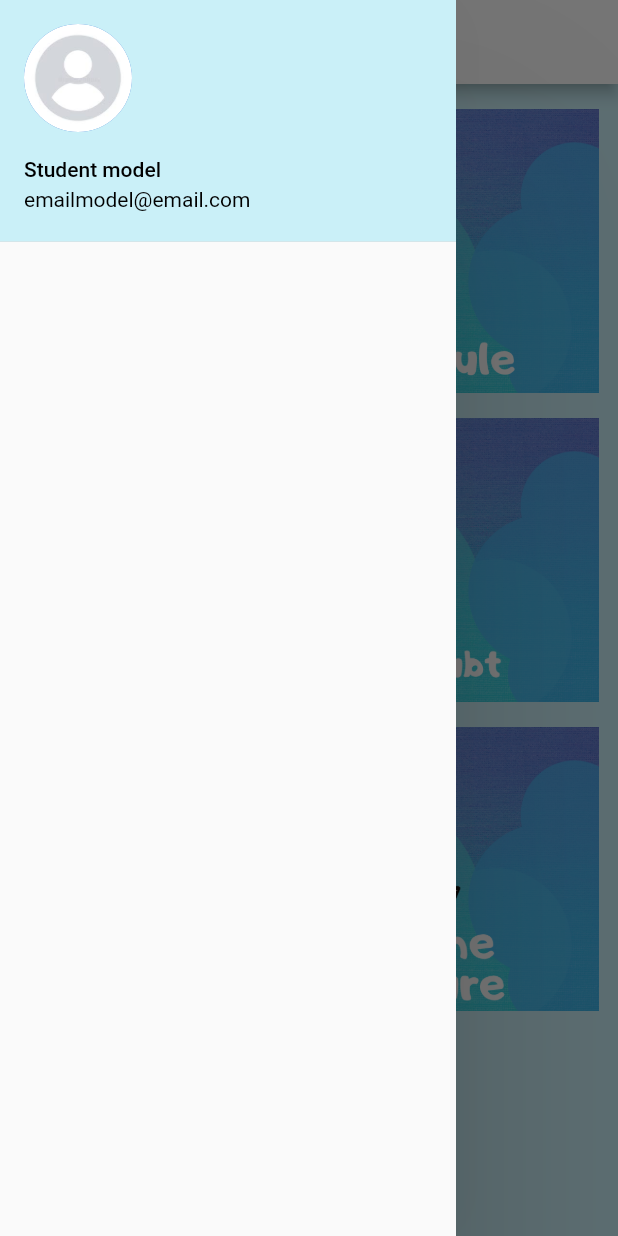
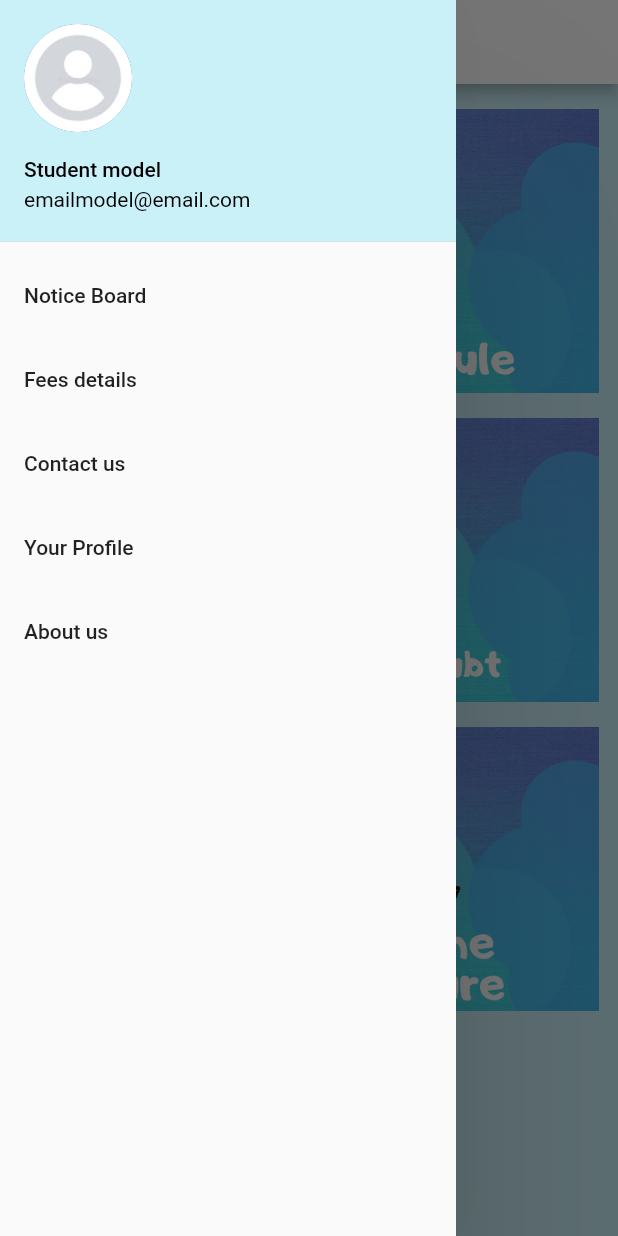
Before and after one commit to yogini10/rankers_institute, a Flutter app: the HomePage screen opened directly, with the side drawer open, on a phone screen of 412 x 824 dp. Run offline on Flutter 3.47's test engine with Material 2 defaults, Android fonts, the phone set to English and light mode, and no system bars; our stand-ins replace firebase_auth, flutter_svg; missing offline and left inert: adobe_xd; accounts and stored records are empty; Roboto replaces fonts that are missing (Lucida Bright).

Commit message:
nav commit

```diff
--- a/lib/screens/homePage1.dart
+++ b/lib/screens/homePage1.dart
@@ -10,7 +10,6 @@ class HomePage extends StatelessWidget {
   Widget build(BuildContext context) {
     return SafeArea(
       child: Scaffold(
-        key: Key('_scaff'),
         drawer: Drawer(
           elevation: 70,
           child: ListView(
@@ -30,7 +29,22 @@ class HomePage extends StatelessWidget {
                 currentAccountPicture: CircleAvatar(
                   backgroundImage: AssetImage('lib/assets/user.png'),
                 ),
-              )
+              ),
+              ListTile(
+                title: Text('Notice Board'),
+              ),
+              ListTile(
+                title: Text('Fees details'),
+              ),
+              ListTile(
+                title: Text('Contact us'),
+              ),
+              ListTile(
+                title: Text('Your Profile'),
+              ),
+              ListTile(
+                title: Text('About us'),
+              ),
             ],
           ),
         ),
--- a/pubspec.yaml
+++ b/pubspec.yaml
@@ -1,5 +1,8 @@
 name: rankers_institute
 description: A new Flutter project.
+
+#taskkill /F /IM dart.exe
+#to kill all dart processes
 
 # The following line prevents the package from being accidentally published to
 # pub.dev using `pub publish`. This is preferred for private packages.
```
Also changed, not shown: lib/screens/Contacts.dart (renamed from lib/Contactus.dart), lib/screens/Fees.dart (renamed from lib/Fees.dart).
